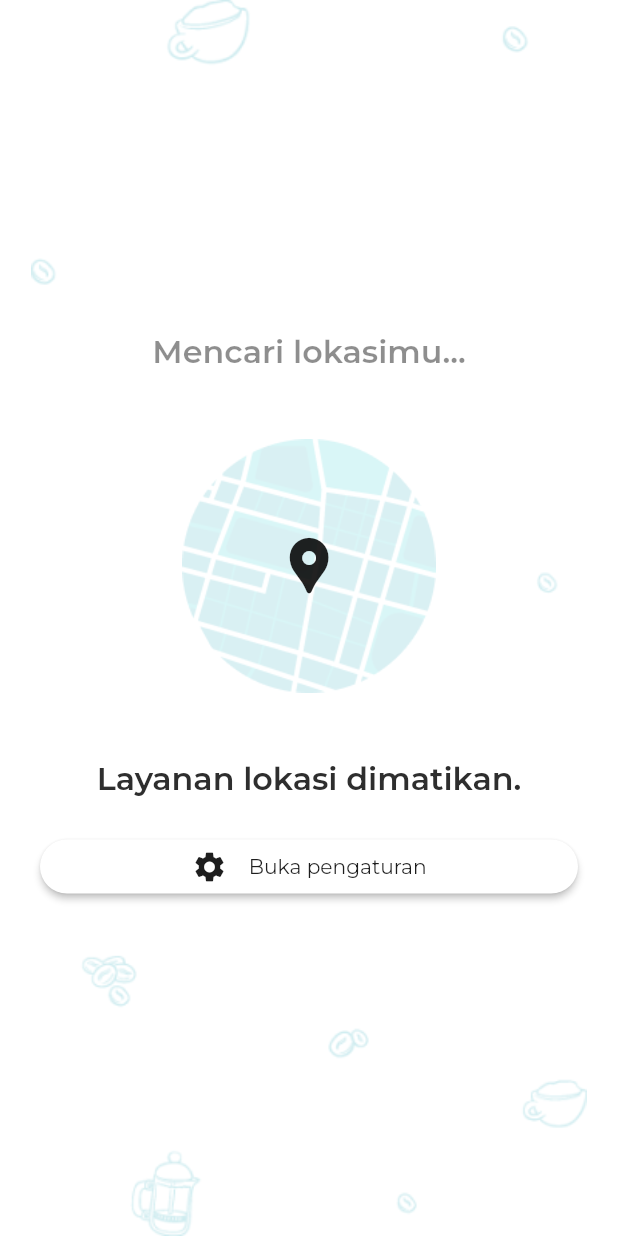
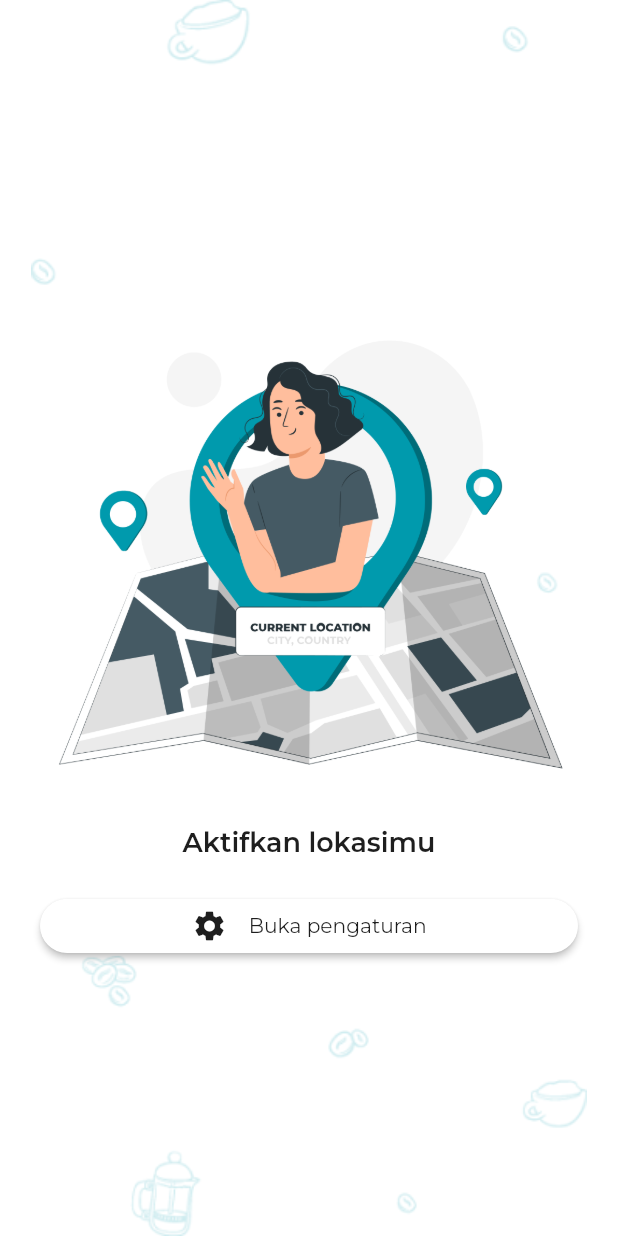
Before and after one commit to muhammadshiva/trainee-venturo, a Flutter app: the GetLocationView screen opened directly, on a phone screen of 412 x 824 dp. Run offline on Flutter 3.47's test engine with Material 2 defaults, Android fonts, the phone set to English and light mode, and no system bars; our stand-ins replace badges, cached_network_image, connectivity_plus, device_info_plus, dio, equatable and 25 more; missing offline and left inert: app_settings, flutter_inappwebview; accounts and stored records are empty.

Commit message:
add condition to pop up dialog locations

```diff
--- a/lib/modules/features/dashboard/view/get_location_view.dart
+++ b/lib/modules/features/dashboard/view/get_location_view.dart
@@ -7,6 +7,7 @@ import 'package:flutter/material.dart';
 import 'package:flutter_conditional_rendering/flutter_conditional_rendering.dart';
 import 'package:flutter_screenutil/flutter_screenutil.dart';
 import 'package:get/get.dart';
+import 'package:google_fonts/google_fonts.dart';
 
 class GetLocationView extends StatefulWidget {
   const GetLocationView({Key? key}) : super(key: key);
@@ -21,7 +22,76 @@ class _GetLocationViewState extends State<GetLocationView> {
     return Scaffold(
       body: WillPopScope(
         onWillPop: () async => false,
-        child: Container(
+        child: Obx(
+          () => DashboardController.to.messageLocation.value == "Location service not enabled" ||
+                  DashboardController.to.messageLocation.value == "Layanan lokasi dimatikan."
+              ? activateLocation()
+              : getLocation(),
+        ),
+      ),
+    );
+  }
+
+  Widget activateLocation() {
+    return Container(
+      alignment: Alignment.center,
+      width: double.infinity,
+      height: double.infinity,
+      decoration: const BoxDecoration(
+        image: DecorationImage(
+          image: AssetImage(AssetConst.bgPattern2),
+          fit: BoxFit.fitHeight,
+          alignment: Alignment.center,
+        ),
+      ),
+      padding: EdgeInsets.symmetric(horizontal: 30.r),
+      child: Column(
+        crossAxisAlignment: CrossAxisAlignment.center,
+        mainAxisSize: MainAxisSize.min,
+        children: [
+          Image.asset(AssetConst.activateLocation),
+          const SizedBox(height: 10),
+          Text(
+            'Aktifkan lokasimu',
+            style: GoogleFonts.montserrat().copyWith(
+              fontSize: 18,
+              fontWeight: FontWeight.w600,
+            ),
+            textAlign: TextAlign.center,
+          ),
+          const SizedBox(height: 20),
+          ElevatedButton(
+            onPressed: () => AppSettings.openAppSettings(type: AppSettingsType.location),
+            style: ElevatedButton.styleFrom(
+              backgroundColor: Colors.white,
+              elevation: 2,
+              padding: EdgeInsets.zero,
+              shape: RoundedRectangleBorder(
+                borderRadius: BorderRadius.circular(24.r),
+              ),
+            ),
+            child: Row(
+              mainAxisAlignment: MainAxisAlignment.center,
+              children: [
+                const Icon(
+                  Icons.settings,
+                  color: AppColor.darkColor,
+                ),
+                16.horizontalSpaceRadius,
+                Text(
+                  'Open settings'.tr,
+                  style: Get.textTheme.bodySmall,
+                ),
+              ],
+            ),
+          ),
+        ],
+      ),
+    );
+  }
+
+  Widget getLocation() {
+    return Container(
       alignment: Alignment.center,
       width: double.infinity,
       height: double.infinity,
@@ -69,7 +139,9 @@ class _GetLocationViewState extends State<GetLocationView> {
                           textAlign: TextAlign.center,
                         ),
                         24.verticalSpacingRadius,
-                            ElevatedButton(
+                        DashboardController.to.messageLocation.value == "Location service not enabled" ||
+                                DashboardController.to.messageLocation.value == "Layanan lokasi dimatikan."
+                            ? ElevatedButton(
                                 onPressed: () => AppSettings.openAppSettings(),
                                 style: ElevatedButton.styleFrom(
                                   primary: Colors.white,
@@ -93,7 +165,8 @@ class _GetLocationViewState extends State<GetLocationView> {
                                     ),
                                   ],
                                 ),
-                            ),
+                              )
+                            : Container(),
                       ],
                     ),
                 'success': (context) => Text(
@@ -109,8 +182,6 @@ class _GetLocationViewState extends State<GetLocationView> {
           ),
         ],
       ),
-        ),
-      ),
     );
   }
 }
```
Lines whose indentation alone changed are shown as unchanged.
